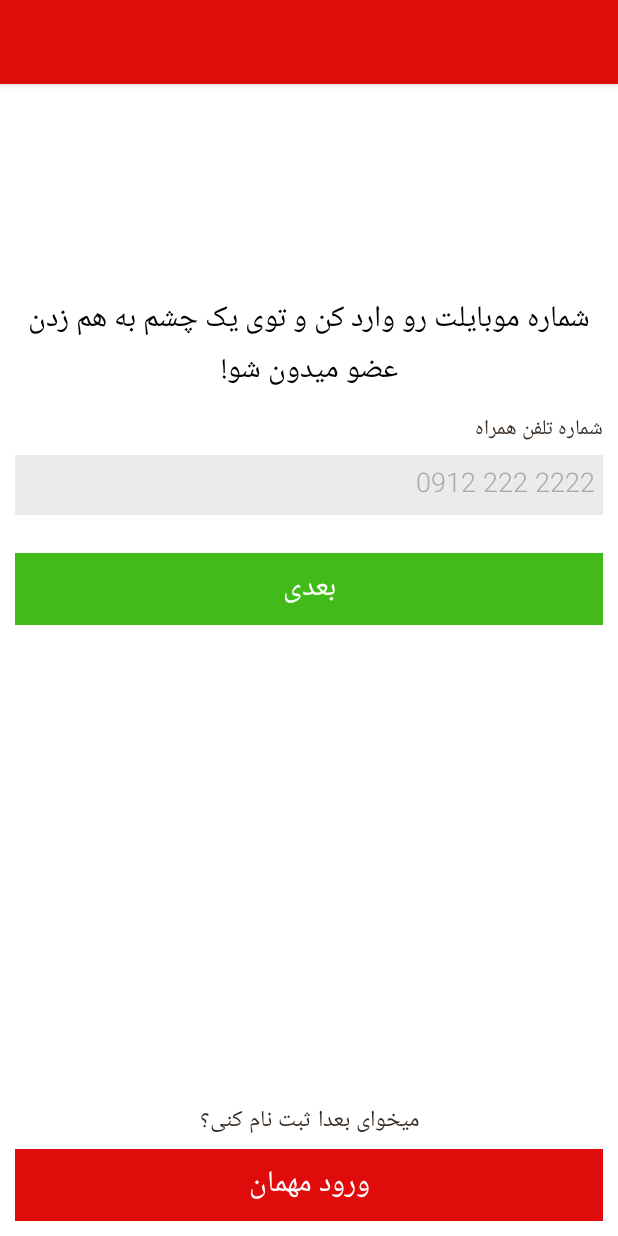
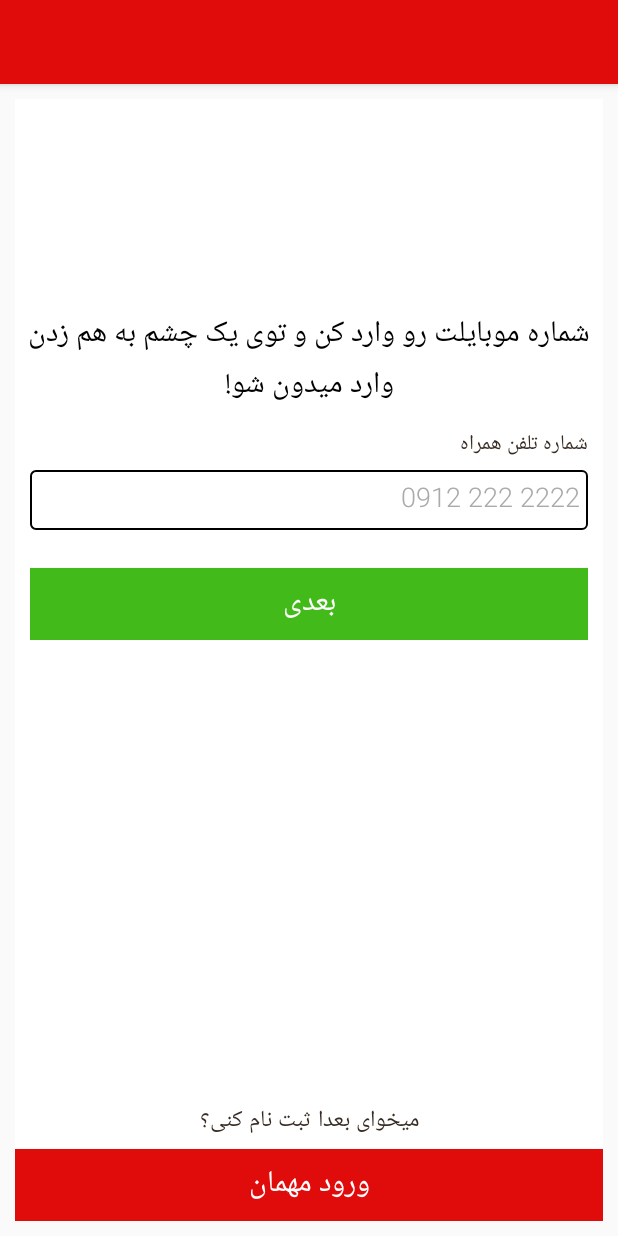
Before and after one commit to hoomanab/MEydoon, an Android app: the IntroFragment screen opened directly, with no data from a screen before it, on a phone screen of 412 x 824 dp. Run offline under Robolectric (Android 15) with nearby library versions, the phone set to English and light mode, and no system bars; 1 statement that could not run was skipped.

Commit message:
Intro Getting SMS Done!

```diff
--- a/app/src/main/java/com/example/meydoon/app/Config.java
+++ b/app/src/main/java/com/example/meydoon/app/Config.java
@@ -12,7 +12,7 @@ public class Config {
     // It should match with your SMS gateway origin
     // You can use  MSGIND, TESTER and ALERTS as sender ID
     // If you want custom sender Id, approve MSG91 to get one
-    //public static final String SMS_ORIGIN = "ANHIVE";
+    public static final String SMS_ORIGIN = "ANHIVE";
 
     // special character to prefix the otp. Make sure this character appears only once in the sms
     public static final String OTP_DELIMITER = ":";
--- a/app/src/main/res/layout/intro.xml
+++ b/app/src/main/res/layout/intro.xml
@@ -9,7 +9,8 @@
     <com.example.meydoon.helper.MyViewPager
         android:id="@+id/viewPagerVertical"
         android:layout_width="fill_parent"
-        android:layout_height="fill_parent">
+        android:layout_height="fill_parent"
+        android:padding="10dip">
 
         <!-- Enter Phone Number -->
         <LinearLayout
@@ -29,7 +30,7 @@
                 android:textColor="@color/black"
                 android:textSize="20sp"
                 android:textAlignment="center"
-                android:text="شماره موبایلت رو وارد کن و توی یک چشم به هم زدن عضو میدون شو!"/>
+                android:text="شماره موبایلت رو وارد کن و توی یک چشم به هم زدن وارد میدون شو!"/>
 
             <LinearLayout
                 android:layout_width="fill_parent"
@@ -48,7 +49,7 @@
                     android:id="@+id/inputMobile"
                     android:layout_width="fill_parent"
                     android:layout_height="40dip"
-                    android:background="@color/gray"
+                    android:background="@drawable/btn"
                     android:fontFamily="sans-serif-light"
                     android:hint="0912 222 2222"
                     android:inputType="phone"
@@ -80,9 +81,8 @@
             android:gravity="center_horizontal"
             android:orientation="vertical">
 
-
-
             <TextView
+                android:id="@+id/link_resend_verification_code"
                 android:layout_width="fill_parent"
                 android:layout_height="wrap_content"
                 android:layout_marginBottom="15dp"
@@ -92,19 +92,19 @@
                 android:textSize="16dp"
                 android:layout_marginTop="140dip"/>
 
-
             <EditText
                 android:id="@+id/inputOtp"
                 android:layout_width="fill_parent"
                 android:layout_height="40dip"
-                android:background="@color/gray"
+                android:background="@drawable/btn"
                 android:fontFamily="sans-serif-light"
                 android:hint="کد 6 رقمی رو وارد کنید!"
                 android:inputType="number"
                 android:maxLength="6"
                 android:padding="5dp"
                 android:textCursorDrawable="@null"
-                android:textSize="18dp" />
+                android:textSize="18dp"
+                android:textColor="@color/black"/>
 
 
             <Button
@@ -114,6 +114,10 @@
                 android:layout_marginTop="25dp"
                 android:background="@color/greenSignIn"
                 android:text="@string/btn_sign_up_text" />
+
+
+
+
 
         </LinearLayout>
 
@@ -139,15 +143,16 @@
         android:layout_width="fill_parent"
         android:layout_height="wrap_content"
         android:layout_alignParentBottom="true"
-        android:layout_marginBottom="50dp"
+        android:layout_marginBottom="200dp"
         android:gravity="center"
-        android:orientation="horizontal">
+        android:orientation="horizontal"
+        android:padding="10dip">
 
         <TextView
             android:id="@+id/txt_edit_mobile"
             android:layout_width="wrap_content"
             android:layout_height="wrap_content"
-            android:textColor="@android:color/white"
+            android:textColor="@android:color/black"
             android:textSize="16dp" />
 
         <ImageButton
--- a/app/src/main/res/layout/profile_grid_item.xml
+++ b/app/src/main/res/layout/profile_grid_item.xml
@@ -3,7 +3,7 @@
     android:orientation="vertical"
     android:layout_width="match_parent"
     android:layout_height="match_parent"
-    android:background="@color/feed_bg">
+    android:background="@color/white">
 
     <LinearLayout
         android:layout_width="wrap_content"
--- a/app/src/main/res/layout/profile_main.xml
+++ b/app/src/main/res/layout/profile_main.xml
@@ -2,7 +2,7 @@
 <LinearLayout xmlns:android="http://schemas.android.com/apk/res/android"
     android:orientation="vertical" android:layout_width="match_parent"
     android:layout_height="match_parent"
-    android:background="@color/feed_bg">
+    android:background="@color/white">
 
 
     <!-- top of the profile which contains image, button and followers -->
@@ -29,7 +29,8 @@
                 android:id="@+id/imgBtn_shop_profile"
                 android:layout_width="wrap_content"
                 android:layout_height="wrap_content"
-                android:src="@drawable/default_shop" />
+                android:src="@drawable/default_shop"
+                android:background="@color/white"/>
 
         </LinearLayout>
 
--- a/app/src/main/res/layout/search_fragment.xml
+++ b/app/src/main/res/layout/search_fragment.xml
@@ -25,7 +25,7 @@
                 android:drawableRight="@android:drawable/ic_menu_search"
                 android:inputType="text"
                 android:paddingTop="10dp"
-                android:background="@drawable/bg_parent_rounded_corner"
+                android:background="@drawable/btn"
                 android:textColor="@color/gray_btm_nav_bar_icon"/>
         </LinearLayout>
 
```
Also changed, not shown: app/src/main/java/com/example/meydoon/Intro/IntroFragment.java (+50 -15 lines), app/src/main/res/layout/actionbar_product_details.xml (added, +37 -0 lines), app/src/main/res/layout/add_product.xml (+4 -4 lines), app/src/main/res/drawable-hdpi/ic_back.png (added), app/src/main/res/drawable-mdpi/ic_back.png (added), app/src/main/res/drawable-xhdpi/ic_back.png (added), app/src/main/res/drawable-xxhdpi/ic_back.png (added), app/src/main/res/drawable-xxxhdpi/ic_back.png (added), 2 other files.
